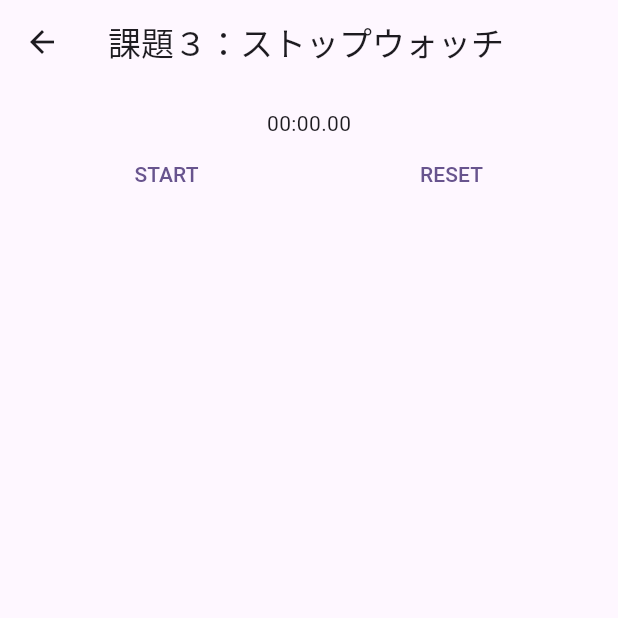
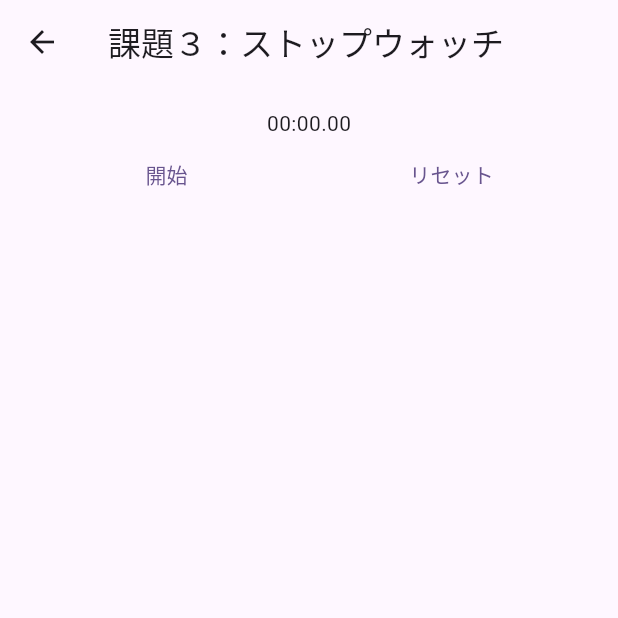
Before and after one commit to retail-oukaku/flutter_study, a Flutter app: the screen it shows after launch, after a tap on "課題3", on a phone screen of 412 x 824 dp, the top half of it. Run offline on Flutter 3.47's test engine with Material 2 defaults, Android fonts, the phone set to English and light mode, and no system bars.

Commit message:
textの変更

```diff
--- a/lib/kadai3/stop_watch_page.dart
+++ b/lib/kadai3/stop_watch_page.dart
@@ -60,14 +60,14 @@ class _StopWatchPageState extends State<StopWatchPage> {
       onPressed: () {
         _isRunning?_stopStopWatch():_startStopWatch();
         },
-      child:_isRunning? const Text('STOP') : const Text('START'),
+      child:_isRunning? const Text('停止') : const Text('開始'),
     );
 
     final lapButton = TextButton(
       onPressed: () {
         _isRunning?_lapStopWatch():_resetStopWatch();
         },
-      child: _isRunning? const Text('LAP') : const Text('RESET'),
+      child: _isRunning? const Text('ラップ') : const Text('リセット'),
     );
     return  Row(
       children: [
```
